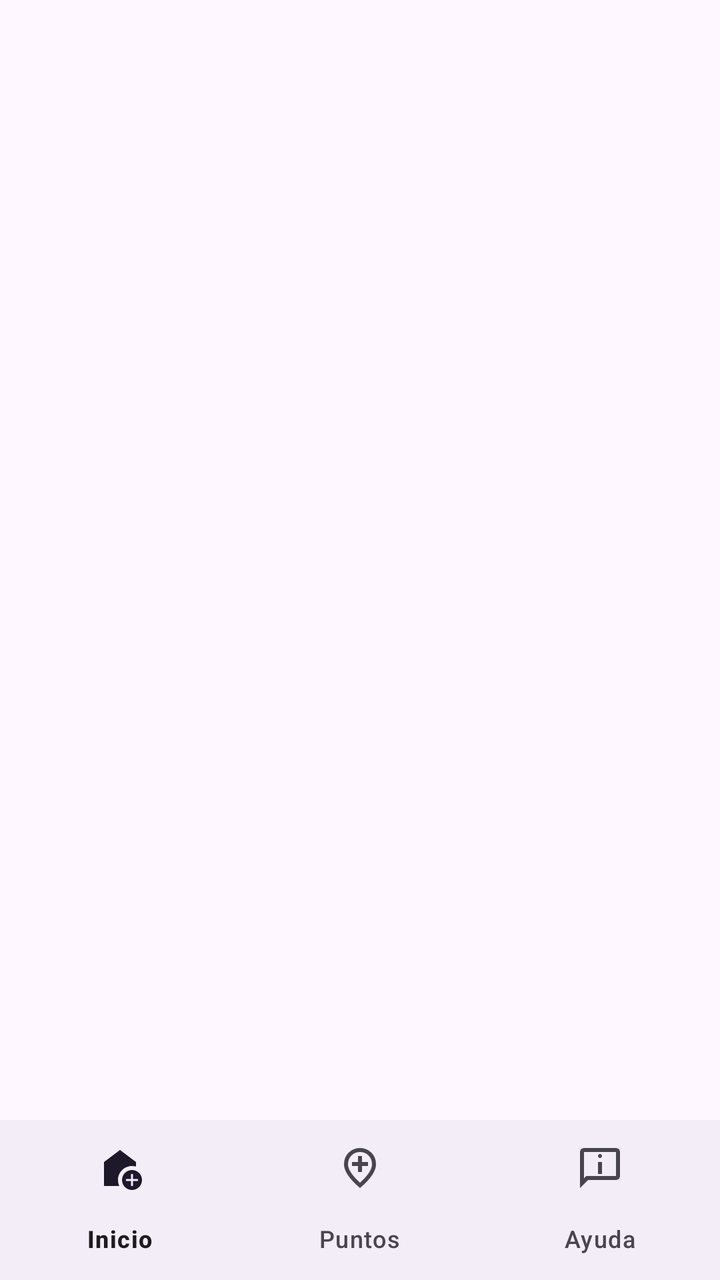
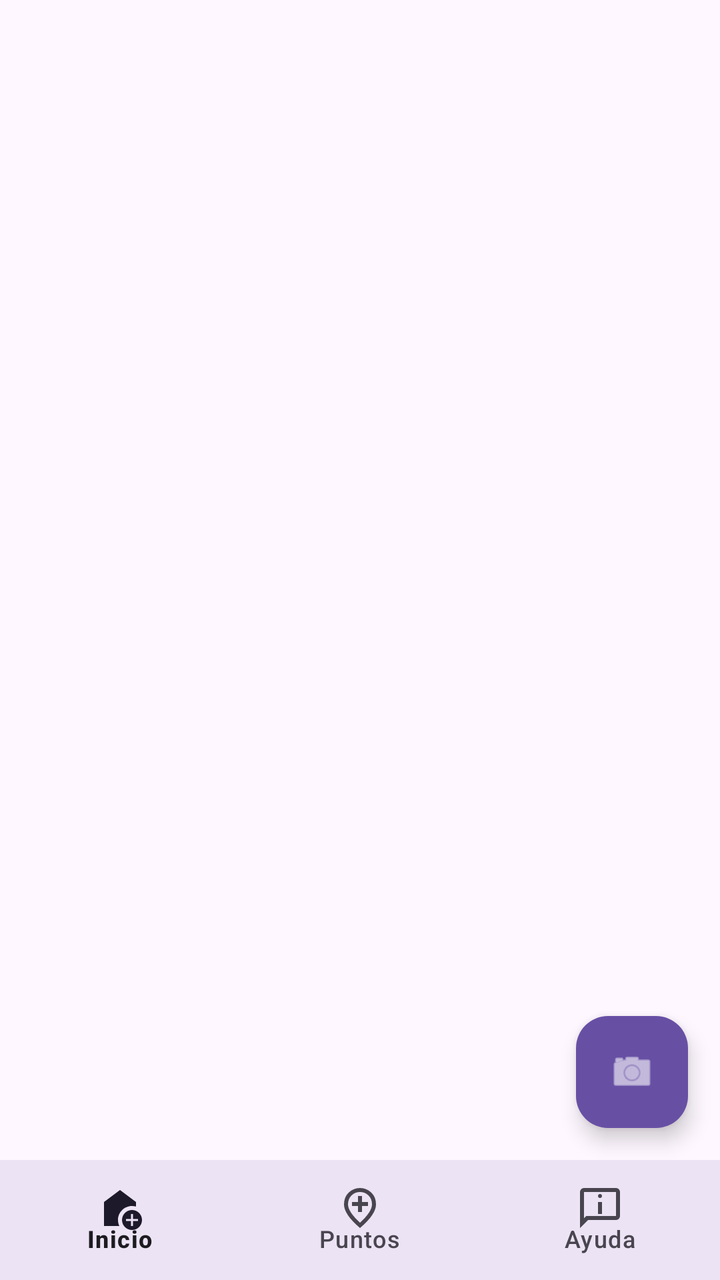

Before-and-after screenshots of an Android layout around one commit, followed by the original layout XML and the change that was made.
<!-- AndroidManifest.xml: application theme Theme.GuiaEducativaAR -->
<!-- res/layout/activity_main.xml -->
<?xml version="1.0" encoding="utf-8"?>
<LinearLayout xmlns:android="http://schemas.android.com/apk/res/android"
    xmlns:app="http://schemas.android.com/apk/res-auto"
    android:layout_width="match_parent"
    android:layout_height="match_parent"
    android:orientation="vertical">

    <FrameLayout
        android:id="@+id/contenedorFragments"
        android:layout_width="match_parent"
        android:layout_height="0dp"
        android:layout_weight="1" />

    <com.google.android.material.bottomnavigation.BottomNavigationView
        android:id="@+id/bottomNavigation"
        android:layout_width="match_parent"
        android:layout_height="wrap_content"
        app:menu="@menu/bottom_nav_menu" />

</LinearLayout>
<!-- resources referenced by this layout -->
<resources>
  <style name="Theme.GuiaEducativaAR" parent="Base.Theme.GuiaEducativaAR" />
  <style name="Base.Theme.GuiaEducativaAR" parent="Theme.Material3.DayNight.NoActionBar">
          
          
      </style>
</resources>

<!-- the commit's change to res/layout/activity_main.xml (unified diff, before → after) -->
@@ -1,20 +1,35 @@
 <?xml version="1.0" encoding="utf-8"?>
-<LinearLayout xmlns:android="http://schemas.android.com/apk/res/android"
+<androidx.coordinatorlayout.widget.CoordinatorLayout
+    xmlns:android="http://schemas.android.com/apk/res/android"
     xmlns:app="http://schemas.android.com/apk/res-auto"
     android:layout_width="match_parent"
-    android:layout_height="match_parent"
-    android:orientation="vertical">
+    android:layout_height="match_parent">
 
     <FrameLayout
         android:id="@+id/contenedorFragments"
         android:layout_width="match_parent"
-        android:layout_height="0dp"
-        android:layout_weight="1" />
+        android:layout_height="match_parent"
+        android:paddingBottom="60dp" />
+
+    <com.google.android.material.floatingactionbutton.FloatingActionButton
+        android:id="@+id/btnAR"
+        android:layout_width="wrap_content"
+        android:layout_height="wrap_content"
+        android:layout_gravity="bottom|end"
+        android:layout_marginEnd="16dp"
+        android:layout_marginBottom="76dp"
+        android:contentDescription="Abrir Realidad Aumentada"
+        app:backgroundTint="?attr/colorPrimary"
+        app:srcCompat="@android:drawable/ic_menu_camera"
+        app:tint="@android:color/white" />
 
     <com.google.android.material.bottomnavigation.BottomNavigationView
         android:id="@+id/bottomNavigation"
         android:layout_width="match_parent"
-        android:layout_height="wrap_content"
+        android:layout_height="60dp"
+        android:layout_gravity="bottom"
+        android:background="?android:attr/windowBackground"
+        app:elevation="8dp"
         app:menu="@menu/bottom_nav_menu" />
 
-</LinearLayout>
+</androidx.coordinatorlayout.widget.CoordinatorLayout>
